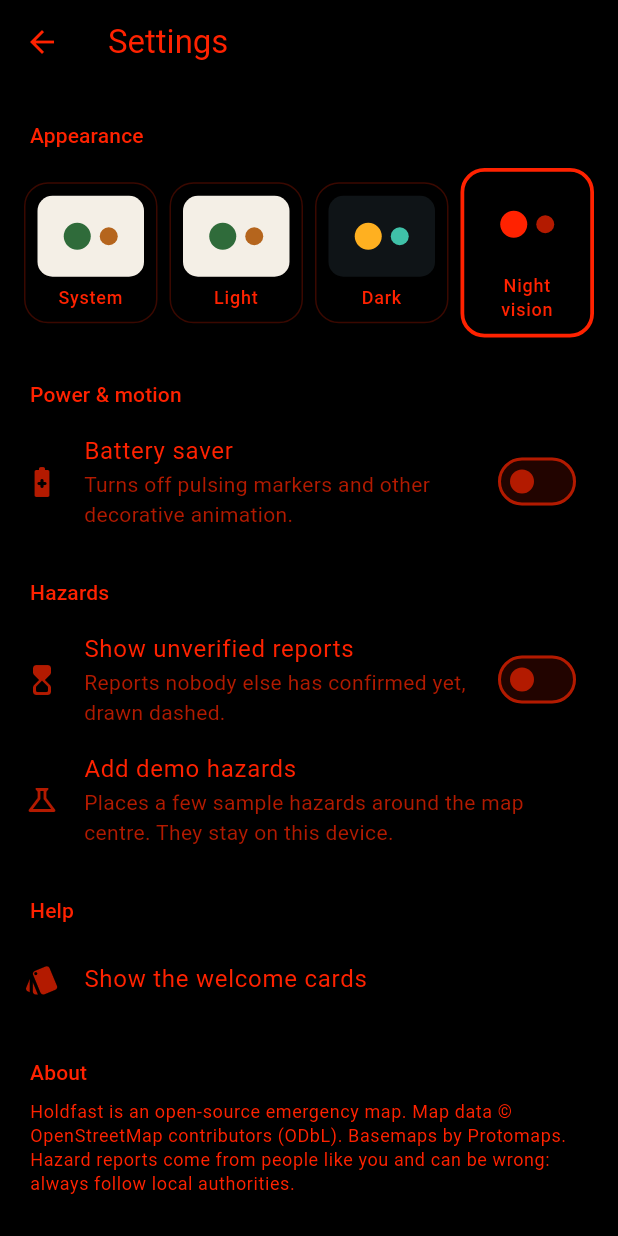
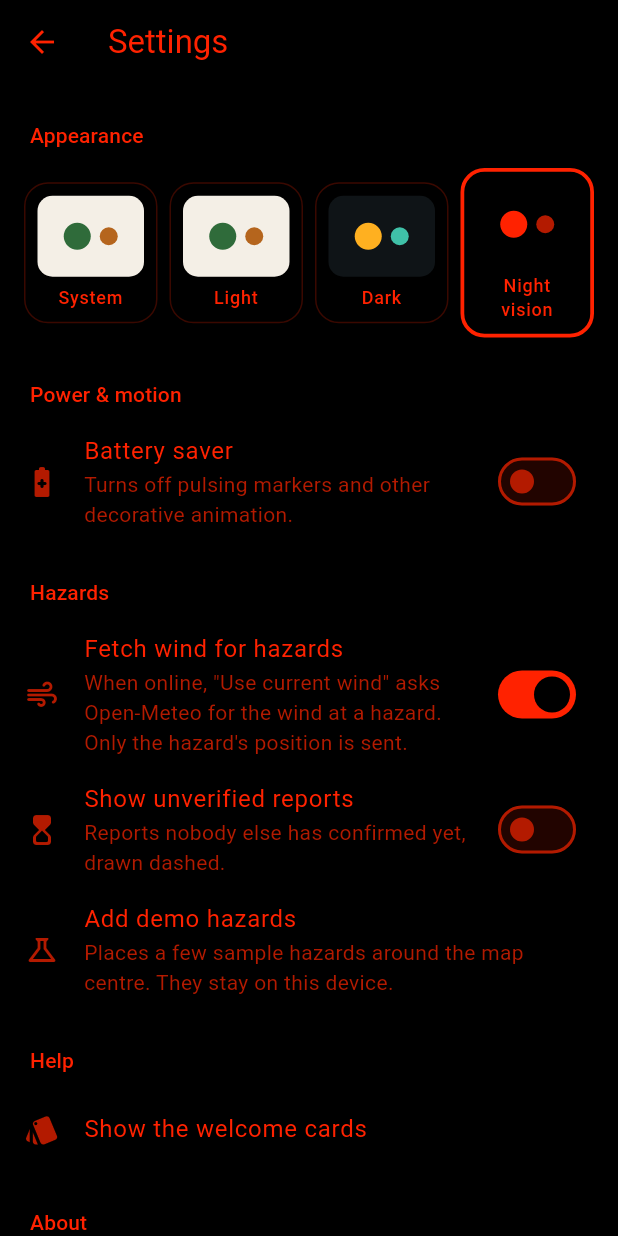
Before and after one commit to Relatora/holdfast, a Flutter app: the SettingsScreen screen opened directly with empty values, after a tap on "Night vision", on a phone screen of 412 x 824 dp. Run offline on Flutter 3.47's test engine with Material 3 defaults, Android fonts, the phone set to English and light mode, and no system bars; our stand-ins replace flutter_animate, flutter_map, geolocator, latlong2, material_ui, shared_preferences; missing offline and left inert: pmtiles, vector_map_tiles, vector_map_tiles_pmtiles, vector_tile_renderer; accounts and stored records are empty; network calls fail.

Commit message:
Wind and spread patterns for hazards that drift (#56)
"Use current wind" in the report sheet fills in direction and speed from
Open-Meteo when online (only the hazard's coordinates are sent; a
setting turns it off). Reports of fire, gas, chemical spills, volcanic
ash, radiation and ground-burst fallout now draw a downwind plume in
1 h / 3 h / 6 h bands: a teardrop widening at about 12 degrees, capped
per type, or a small circle in calm air. The details sheet lists how
far each band reaches, labelled as an estimate; tsunami and lava
reports give advice instead, since they follow the coast and the
ground rather than the wind. Directions avoid the 3 h plume.

```diff
--- /dev/null
+++ b/lib/hazards/effects/spread.dart
@@ -0,0 +1,118 @@
+/// Where a drifting hazard is likely to spread with the wind: a simple,
+/// clearly-labelled estimate, not a dispersion model.
+///
+/// Plain Dart. A plume is drawn as a teardrop: a small circle around the
+/// source, widening downwind at a fixed half-angle (about ±12°, roughly
+/// twice the crosswind spread of a plume in neutral weather, Pasquill class
+/// D), with a rounded far end. Its length is how far the wind carries
+/// things in the given time, capped per hazard type. Real plumes depend on
+/// terrain, stability and release height; the UI says "estimate".
+library;
+
+import 'dart:math' as math;
+
+import 'package:latlong2/latlong.dart';
+
+import '../hazard.dart';
+import '../hazard_details.dart';
+import 'nuclear_effects.dart';
+
+/// The times shown as bands.
+const plumeHours = [1, 3, 6];
+
+/// Half-angle of the plume's widening, in degrees.
+const _spreadDegrees = 12.0;
+
+/// Below this the air is calm and things spread evenly in every direction.
+const _calmKmh = 3.0;
+
+class Plume {
+  const Plume({required this.hours, required this.lengthMeters, required this.outline});
+
+  final int hours;
+
+  /// How far downwind the band reaches.
+  final double lengthMeters;
+
+  /// Closed polygon around the band.
+  final List<LatLng> outline;
+}
+
+/// The source's own width and the furthest a type's plume is drawn.
+({double sourceMeters, double maxMeters})? _plumeShape(Hazard hazard) {
+  final nuclear = hazard.nuclear;
+  return switch (hazard.type) {
+    HazardType.gasLeak => (sourceMeters: 50.0, maxMeters: 5000.0),
+    HazardType.chemicalSpill => (sourceMeters: 100.0, maxMeters: 10000.0),
+    HazardType.fire => (sourceMeters: 300.0, maxMeters: 30000.0),
+    HazardType.radiation => (sourceMeters: 200.0, maxMeters: 50000.0),
+    HazardType.volcanicAsh => (sourceMeters: 1000.0, maxMeters: 200000.0),
+    // Only a ground burst throws up local fallout; an air burst's fireball
+    // never touches the ground.
+    HazardType.nuclearDetonation when nuclear != null && nuclear.burst == BurstType.surface => (
+        sourceMeters: nuclearEffects(nuclear).first.radiusMeters * 2,
+        maxMeters: 300000.0,
+      ),
+    _ => null,
+  };
+}
+
+/// Plume bands for [hazard], smallest first; empty when the hazard doesn't
+/// drift or no wind is known.
+List<Plume> spreadPlumes(Hazard hazard) {
+  final wind = hazard.wind;
+  final shape = _plumeShape(hazard);
+  if (wind == null || shape == null) return const [];
+  final origin = LatLng(hazard.latitude, hazard.longitude);
+  return [
+    for (final hours in plumeHours)
+      _plume(origin, wind, hours, shape.sourceMeters, shape.maxMeters),
+  ];
+}
+
+Plume _plume(LatLng origin, Wind wind, int hours, double source, double max) {
+  const distance = Distance();
+  if (wind.speedKmh < _calmKmh) {
+    // Calm: it creeps outward a little in every direction.
+    final r = source + 300.0 * hours;
+    return Plume(
+      hours: hours,
+      lengthMeters: r,
+      outline: [for (var a = 0; a < 360; a += 15) distance.offset(origin, r, a.toDouble())],
+    );
+  }
+
+  final length = math.min(wind.speedKmh * 1000 * hours, max);
+  final toward = wind.towardDegrees;
+  final tan = math.tan(_spreadDegrees * math.pi / 180);
+  final farHalfWidth = source + length * tan;
+  final tip = distance.offset(origin, length, toward);
+
+  final outline = <LatLng>[
+    // Round the upwind side of the source...
+    for (var a = 90; a <= 270; a += 15) distance.offset(origin, source, toward + a),
+    // ...then out to the far end, round it, and back.
+    for (var a = -90; a <= 90; a += 15) distance.offset(tip, farHalfWidth, toward + a),
+  ];
+  return Plume(hours: hours, lengthMeters: length, outline: outline);
+}
+
+/// Circles covering a plume band, for route avoidance (the router avoids
+/// circles): spaced along the axis, each as wide as the plume there.
+List<({LatLng center, double radius})> plumeCircles(Hazard hazard, {int hours = 3}) {
+  final wind = hazard.wind;
+  final shape = _plumeShape(hazard);
+  if (wind == null || shape == null || wind.speedKmh < _calmKmh) return const [];
+  const distance = Distance();
+  final origin = LatLng(hazard.latitude, hazard.longitude);
+  final length = math.min(wind.speedKmh * 1000 * hours, shape.maxMeters);
+  final tan = math.tan(_spreadDegrees * math.pi / 180);
+  final circles = <({LatLng center, double radius})>[];
+  var along = 0.0;
+  while (along <= length) {
+    final radius = shape.sourceMeters + along * tan;
+    circles.add((center: distance.offset(origin, along, wind.towardDegrees), radius: radius));
+    along += math.max(radius, 100);
+  }
+  return circles;
+}
--- /dev/null
+++ b/lib/hazards/effects/spread_view.dart
@@ -0,0 +1,33 @@
+import 'package:flutter_map/flutter_map.dart';
+import 'package:material_ui/material_ui.dart';
+
+import '../../map/hazard_marker.dart';
+import '../hazard.dart';
+import 'spread.dart';
+
+/// Map layer with the downwind plume of every drifting hazard: the 6 h band
+/// faintest, the 1 h band strongest, each labelled with its time.
+Widget spreadLayer(Iterable<Hazard> hazards) {
+  final polygons = <Polygon>[];
+  for (final hazard in hazards) {
+    final plumes = spreadPlumes(hazard);
+    for (final plume in plumes.reversed) {
+      final strength = switch (plume.hours) {
+        1 => 0.28,
+        3 => 0.18,
+        _ => 0.10,
+      };
+      polygons.add(Polygon(
+        points: plume.outline,
+        color: hazard.type.color.withValues(alpha: strength),
+        borderColor: hazard.type.color.withValues(alpha: 0.6),
+        borderStrokeWidth: 1.5,
+        pattern: const StrokePattern.dotted(),
+        label: '${plume.hours} h',
+        labelStyle: TextStyle(color: hazard.type.color, fontWeight: FontWeight.bold),
+        labelPlacementCalculator: const PolygonLabelPlacementCalculator.centroid(),
+      ));
+    }
+  }
+  return PolygonLayer(polygons: polygons);
+}
--- /dev/null
+++ b/lib/hazards/wind_service.dart
@@ -0,0 +1,38 @@
+import 'dart:convert';
+
+import 'package:http/http.dart' as http;
+
+import 'hazard_details.dart';
+
+/// Current wind at a point, from Open-Meteo (https://open-meteo.com): free,
+/// no account, CC BY 4.0 data. Only the hazard's coordinates are sent.
+///
+/// Returns null when offline or on any error: wind is optional, and the
+/// reporter can always enter it by hand.
+class WindService {
+  WindService({http.Client? client}) : _client = client ?? http.Client();
+
+  final http.Client _client;
+
+  static const attribution = 'Weather data by Open-Meteo.com (CC BY 4.0)';
+
+  Future<Wind?> current(double latitude, double longitude) async {
+    final url = Uri.https('api.open-meteo.com', '/v1/forecast', {
+      'latitude': latitude.toStringAsFixed(4),
+      'longitude': longitude.toStringAsFixed(4),
+      'current': 'wind_speed_10m,wind_direction_10m',
+      'wind_speed_unit': 'kmh',
+    });
+    try {
+      final response = await _client.get(url).timeout(const Duration(seconds: 8));
+      if (response.statusCode != 200) return null;
+      final current = (jsonDecode(response.body) as Map)['current'];
+      if (current is! Map) return null;
+      final speed = current['wind_speed_10m'], from = current['wind_direction_10m'];
+      if (speed is! num || from is! num) return null;
+      return Wind(fromDegrees: from.toDouble(), speedKmh: speed.toDouble(), source: WindSource.forecast);
+    } catch (_) {
+      return null;
+    }
+  }
+}
--- a/lib/home/home_screen.dart
+++ b/lib/home/home_screen.dart
@@ -9,6 +9,7 @@ import 'package:material_ui/material_ui.dart';
 import 'package:provider/provider.dart';
 
 import '../hazards/effects/nuclear_view.dart';
+import '../hazards/effects/spread_view.dart';
 import '../hazards/hazard_engine.dart';
 import '../hazards/hazard_filter.dart';
 import '../hazards/hazard_repository.dart';
@@ -456,6 +457,7 @@ class _HomeScreenState extends State<HomeScreen> with TickerProviderStateMixin {
                 TopoBackground(animate: animate)
               else
                 BasemapLayer(source: _basemapSource!, mode: mode),
+              spreadLayer([for (final h in hazards) h.hazard]),
               nuclearRingsLayer([for (final h in hazards) h.hazard], settings.nuclearView),
               if (_directions.plan case final plan?) ...routeLayers(plan, scheme),
               MarkerLayer(
--- a/lib/routing/directions.dart
+++ b/lib/routing/directions.dart
@@ -10,6 +10,7 @@ import 'package:geolocator/geolocator.dart';
 import 'package:latlong2/latlong.dart';
 
 import '../hazards/effects/nuclear_effects.dart';
+import '../hazards/effects/spread.dart';
 import '../hazards/hazard.dart';
 import '../hazards/hazard_details.dart';
 import 'router.dart';
@@ -36,8 +37,11 @@ double avoidRadiusMeters(HazardType type) => switch (type) {
     };
 
 List<Avoid> avoidAreas(Iterable<Hazard> hazards) => [
-      for (final h in hazards)
+      for (final h in hazards) ...[
         if (_radiusFor(h) > 0) Avoid(LatLng(h.latitude, h.longitude), _radiusFor(h)),
+        // Where smoke, gas, ash or fallout is likely to be within 3 hours.
+        for (final c in plumeCircles(h)) Avoid(c.center, c.radius),
+      ],
     ];
 
 /// A nuclear detonation with a known yield is avoided out to the furthest
--- a/lib/settings/app_settings.dart
+++ b/lib/settings/app_settings.dart
@@ -32,6 +32,7 @@ class AppSettings extends ChangeNotifier {
   static const _kShowUnverified = 'showUnverifiedHazards';
   static const _kHazardCategories = 'hazardCategories';
   static const _kNuclearView = 'nuclearView';
+  static const _kFetchWind = 'fetchWind';
   static const _kDeviceId = 'deviceId';
 
   final SharedPreferences _prefs;
@@ -86,6 +87,14 @@ class AppSettings extends ChangeNotifier {
     notifyListeners();
   }
 
+  /// Whether "Use current wind" may ask Open-Meteo for the wind at a
+  /// hazard. Only the hazard's coordinates are sent.
+  bool get fetchWind => _prefs.getBool(_kFetchWind) ?? true;
+  set fetchWind(bool value) {
+    _prefs.setBool(_kFetchWind, value);
+    notifyListeners();
+  }
+
   /// Which effect rings nuclear detonation reports draw on the map.
   NuclearView get nuclearView => NuclearView.values.asNameMap()[_prefs.getString(_kNuclearView)] ?? NuclearView.human;
   set nuclearView(NuclearView value) {
--- a/lib/settings/settings_screen.dart
+++ b/lib/settings/settings_screen.dart
@@ -43,6 +43,16 @@ class SettingsScreen extends StatelessWidget {
             onChanged: (value) => settings.batterySaver = value,
           ),
           const _Header('Hazards'),
+          SwitchListTile(
+            secondary: const Icon(Icons.air_rounded),
+            title: const Text('Fetch wind for hazards'),
+            subtitle: const Text(
+              'When online, "Use current wind" asks Open-Meteo for the wind at a hazard. '
+              'Only the hazard\'s position is sent.',
+            ),
+            value: settings.fetchWind,
+            onChanged: (value) => settings.fetchWind = value,
+          ),
           SwitchListTile(
             secondary: const Icon(Icons.hourglass_top_rounded),
             title: const Text('Show unverified reports'),
```
Also changed, not shown: lib/hazards/hazard_sheets.dart (+70 -3 lines), 1 other file.
